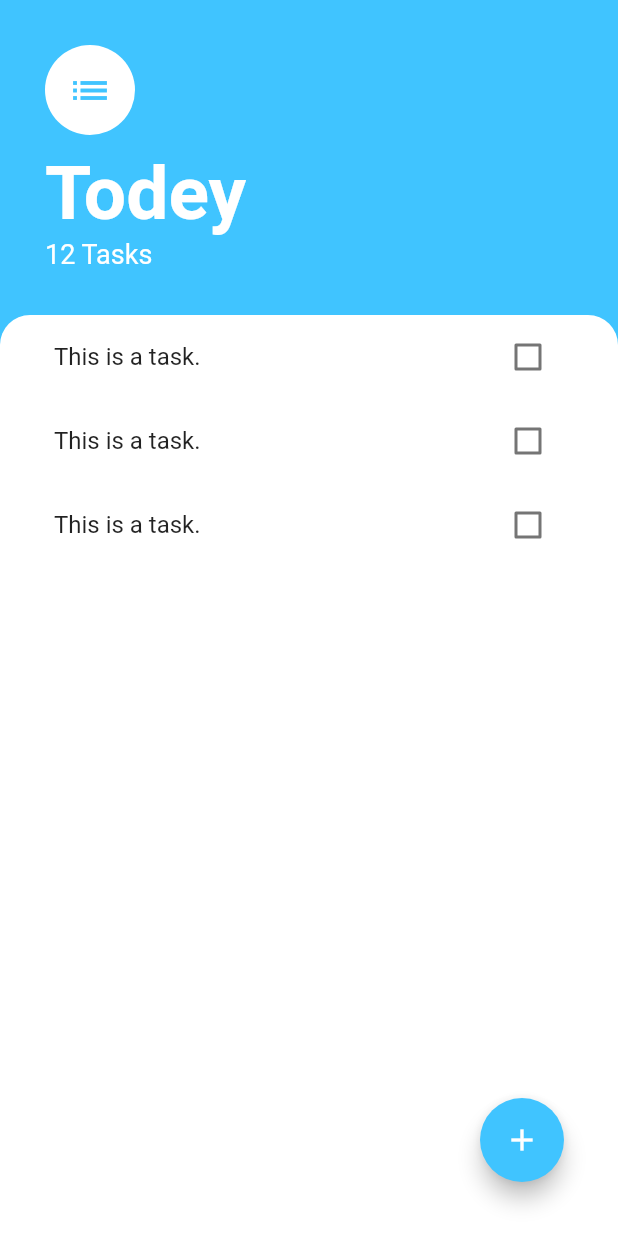
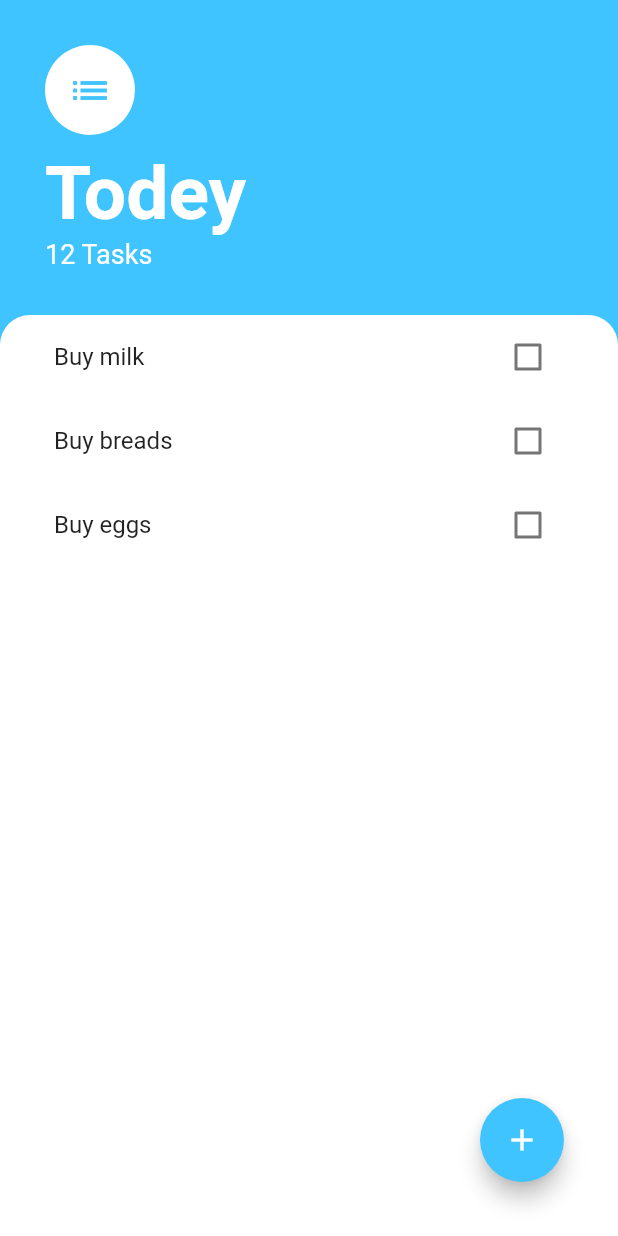
Before and after one commit to hritikhrk/todoey_flutter, a Flutter app: the screen it shows after launch, on a phone screen of 412 x 824 dp. Run offline on Flutter 3.47's test engine with Material 2 defaults, Android fonts, the phone set to English and light mode, and no system bars.

Commit message:
add list view builder

```diff
--- /dev/null
+++ b/lib/models/task.dart
@@ -0,0 +1,10 @@
+class Task {
+  final String name;
+  bool isDone;
+
+  Task({this.name = '', this.isDone = false});
+
+  void toggleDone() {
+    isDone = !isDone;
+  }
+}
--- a/lib/widgets/task_tile.dart
+++ b/lib/widgets/task_tile.dart
@@ -1,46 +1,26 @@
 import 'package:flutter/material.dart';
 
-class TaskTile extends StatefulWidget {
-  @override
-  State<TaskTile> createState() => _TaskTileState();
-}
+class TaskTile extends StatelessWidget {
+  late final String? taskTitle;
+  late final bool? isChecked;
+  final checkboxCallback;
 
-class _TaskTileState extends State<TaskTile> {
-  bool isChecked = false;
-
-  void checkboxCallback(bool? checkboxState) {
-    setState(() {
-      isChecked = checkboxState!;
-    });
-  }
+  TaskTile({this.isChecked, this.taskTitle, this.checkboxCallback});
 
   @override
   Widget build(BuildContext context) {
     return ListTile(
       title: Text(
-        'This is a task.',
+        taskTitle!,
         style: TextStyle(
-          decoration: isChecked ? TextDecoration.lineThrough : null,
+          decoration: isChecked! ? TextDecoration.lineThrough : null,
         ),
       ),
-      trailing: TaskCheckbox(
-        checkboxState: isChecked,
-        toggleCheckboxState: checkboxCallback,
+      trailing: Checkbox(
+        activeColor: Colors.lightBlueAccent,
+        value: isChecked,
+        onChanged: checkboxCallback,
       ),
     );
   }
 }
-
-class TaskCheckbox extends StatelessWidget {
-  final bool? checkboxState;
-  final toggleCheckboxState;
-  TaskCheckbox({this.checkboxState, required this.toggleCheckboxState});
-
-  @override
-  Widget build(BuildContext context) {
-    return Checkbox(
-      value: checkboxState,
-      onChanged: toggleCheckboxState,
-    );
-  }
-}
--- a/lib/widgets/tasks_list.dart
+++ b/lib/widgets/tasks_list.dart
@@ -1,20 +1,35 @@
 import 'package:flutter/material.dart';
+import 'package:todoey_flutter/models/task.dart';
 import 'package:todoey_flutter/widgets/task_tile.dart';
 
-class TasksList extends StatelessWidget {
-  const TasksList({
-    Key? key,
-  }) : super(key: key);
+class TasksList extends StatefulWidget {
+  @override
+  State<TasksList> createState() => _TasksListState();
+}
+
+class _TasksListState extends State<TasksList> {
+  List<Task> tasks = [
+    Task(name: 'Buy milk'),
+    Task(name: 'Buy breads'),
+    Task(name: 'Buy eggs'),
+  ];
 
   @override
   Widget build(BuildContext context) {
-    return ListView(
+    return ListView.builder(
       padding: EdgeInsets.symmetric(horizontal: 20.0),
-      children: [
-        TaskTile(),
-        TaskTile(),
-        TaskTile(),
-      ],
+      itemBuilder: (context, index) {
+        return TaskTile(
+          taskTitle: tasks[index].name,
+          isChecked: tasks[index].isDone,
+          checkboxCallback: (checkboxState) {
+            setState(() {
+              tasks[index].toggleDone();
+            });
+          },
+        );
+      },
+      itemCount: tasks.length,
     );
   }
 }
```
